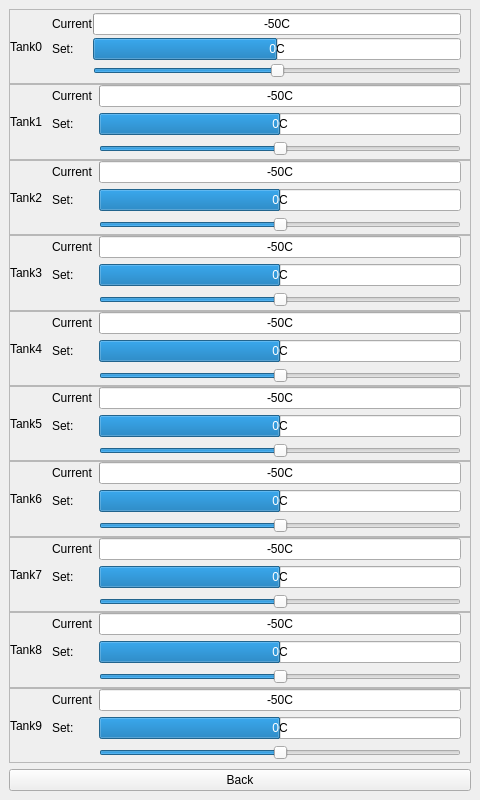
First picture: the form in ui/mainwindow.ui, repository marso329/DrinkRobot, before the edit.
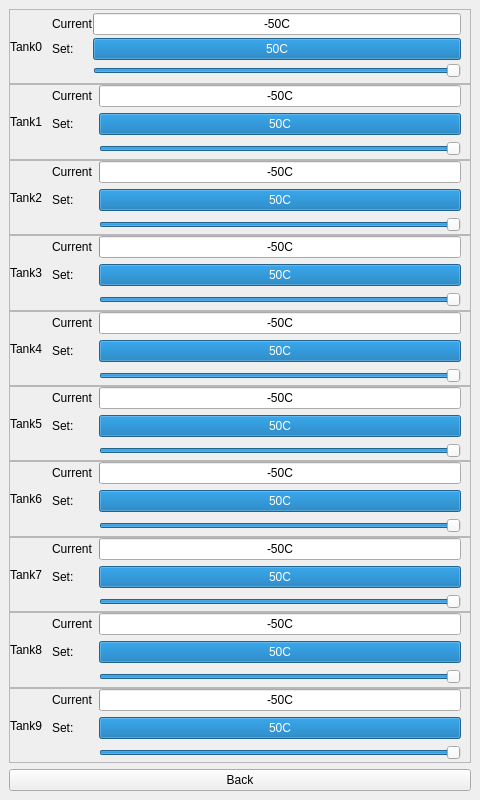
Second picture: the form after the edit. The open tabs and pages were chosen to show the change. Icons and pictures are not drawn. Custom widgets are drawn as their Qt base class.

Commit message: fixed startvalue for temp screen

Patch:
```diff
--- a/ui/mainwindow.ui
+++ b/ui/mainwindow.ui
@@ -2134,7 +2134,7 @@
                     <number>50</number>
                    </property>
                    <property name="value">
-                    <number>0</number>
+                    <number>50</number>
                    </property>
                    <property name="format">
                     <string>%vC</string>
@@ -2149,6 +2149,9 @@
                    <property name="maximum">
                     <number>50</number>
                    </property>
+                   <property name="value">
+                    <number>50</number>
+                   </property>
                    <property name="orientation">
                     <enum>Qt::Horizontal</enum>
                    </property>
@@ -2248,7 +2251,7 @@
                     <number>50</number>
                    </property>
                    <property name="value">
-                    <number>0</number>
+                    <number>50</number>
                    </property>
                    <property name="format">
                     <string>%vC</string>
@@ -2263,6 +2266,9 @@
                    <property name="maximum">
                     <number>50</number>
                    </property>
+                   <property name="value">
+                    <number>50</number>
+                   </property>
                    <property name="orientation">
                     <enum>Qt::Horizontal</enum>
                    </property>
@@ -2369,7 +2375,7 @@
                     <number>50</number>
                    </property>
                    <property name="value">
-                    <number>0</number>
+                    <number>50</number>
                    </property>
                    <property name="format">
                     <string>%vC</string>
@@ -2384,6 +2390,9 @@
                    <property name="maximum">
                     <number>50</number>
                    </property>
+                   <property name="value">
+                    <number>50</number>
+                   </property>
                    <property name="orientation">
                     <enum>Qt::Horizontal</enum>
                    </property>
@@ -2476,7 +2485,7 @@
                     <number>50</number>
                    </property>
                    <property name="value">
-                    <number>0</number>
+                    <number>50</number>
                    </property>
                    <property name="format">
                     <string>%vC</string>
@@ -2491,6 +2500,9 @@
                    <property name="maximum">
                     <number>50</number>
                    </property>
+                   <property name="value">
+                    <number>50</number>
+                   </property>
                    <property name="orientation">
                     <enum>Qt::Horizontal</enum>
                    </property>
@@ -2597,7 +2609,7 @@
                     <number>50</number>
                    </property>
                    <property name="value">
-                    <number>0</number>
+                    <number>50</number>
                    </property>
                    <property name="format">
                     <string>%vC</string>
@@ -2612,6 +2624,9 @@
                    <property name="maximum">
                     <number>50</number>
                    </property>
+                   <property name="value">
+                    <number>50</number>
+                   </property>
                    <property name="orientation">
                     <enum>Qt::Horizontal</enum>
                    </property>
@@ -2704,7 +2719,7 @@
                     <number>50</number>
                    </property>
                    <property name="value">
-                    <number>0</number>
+                    <number>50</number>
                    </property>
                    <property name="format">
                     <string>%vC</string>
@@ -2719,6 +2734,9 @@
                    <property name="maximum">
                     <number>50</number>
                    </property>
+                   <property name="value">
+                    <number>50</number>
+                   </property>
                    <property name="orientation">
                     <enum>Qt::Horizontal</enum>
                    </property>
@@ -2818,7 +2836,7 @@
                     <number>50</number>
                    </property>
                    <property name="value">
-                    <number>0</number>
+                    <number>50</number>
                    </property>
                    <property name="format">
                     <string>%vC</string>
@@ -2833,6 +2851,9 @@
                    <property name="maximum">
                     <number>50</number>
                    </property>
+                   <property name="value">
+                    <number>50</number>
+                   </property>
                    <property name="orientation">
                     <enum>Qt::Horizontal</enum>
                    </property>
@@ -2938,6 +2959,9 @@
                    <property name="maximum">
                     <number>50</number>
                    </property>
+                   <property name="value">
+                    <number>50</number>
+                   </property>
                    <property name="orientation">
                     <enum>Qt::Horizontal</enum>
                    </property>
@@ -2952,7 +2976,7 @@
                     <number>50</number>
                    </property>
                    <property name="value">
-                    <number>0</number>
+                    <number>50</number>
                    </property>
                    <property name="format">
                     <string>%vC</string>
@@ -3053,7 +3077,7 @@
                     <number>50</number>
                    </property>
                    <property name="value">
-                    <number>0</number>
+                    <number>50</number>
                    </property>
                    <property name="format">
                     <string>%vC</string>
@@ -3068,6 +3092,9 @@
                    <property name="maximum">
                     <number>50</number>
                    </property>
+                   <property name="value">
+                    <number>50</number>
+                   </property>
                    <property name="orientation">
                     <enum>Qt::Horizontal</enum>
                    </property>
@@ -3167,7 +3194,7 @@
                     <number>50</number>
                    </property>
                    <property name="value">
-                    <number>0</number>
+                    <number>50</number>
                    </property>
                    <property name="format">
                     <string>%vC</string>
@@ -3182,6 +3209,9 @@
                    <property name="maximum">
                     <number>50</number>
                    </property>
+                   <property name="value">
+                    <number>50</number>
+                   </property>
                    <property name="orientation">
                     <enum>Qt::Horizontal</enum>
                    </property>
```
Left out of the diff: 20 changed lines with no effect on the pictures. The commit also changes 1 other file.
